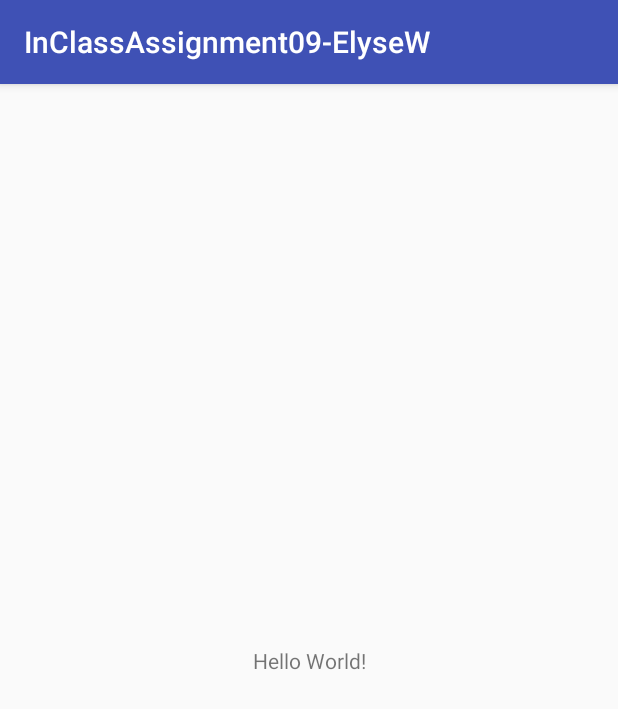
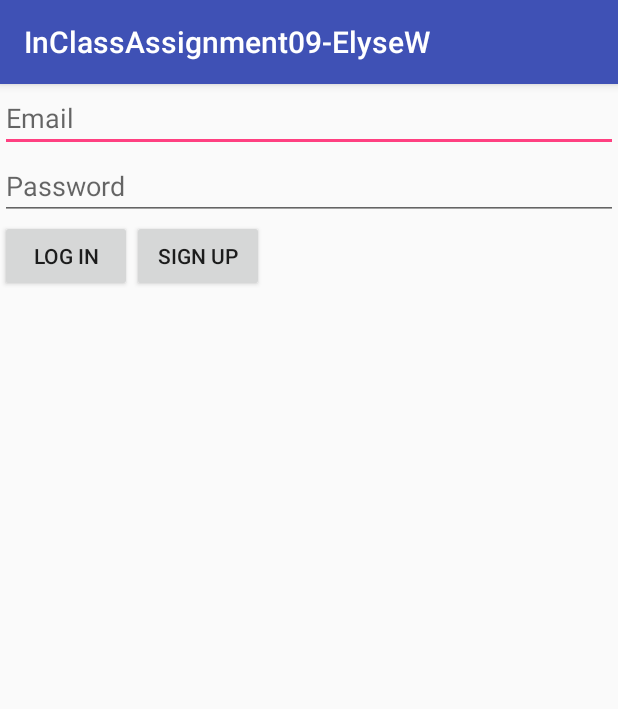
Before and after one commit to eaw2202/InClassAssignment09-ElyseW, an Android app: the screen it shows after launch (MainActivity before the commit, LogIn after it), on a phone screen of 412 x 824 dp. Shown: the top 709 px of the screen. Run offline under Robolectric (Android 15) with nearby library versions, the phone set to English and light mode, and no system bars; our stand-ins replace Firebase (no records; nobody signed in at launch, a user with empty details on screens opened directly); 2 statements that could not run were skipped.

Commit message:
Last Commit

```diff
--- a/app/build.gradle
+++ b/app/build.gradle
@@ -24,11 +24,11 @@ dependencies {
     androidTestCompile('com.android.support.test.espresso:espresso-core:2.2.2', {
         exclude group: 'com.android.support', module: 'support-annotations'
     })
+
     compile 'com.android.support:appcompat-v7:25.3.0'
     compile 'com.android.support.constraint:constraint-layout:1.0.2'
     compile 'com.google.firebase:firebase-database:10.0.1'
     compile 'com.google.firebase:firebase-auth:10.0.1'
-
     testCompile 'junit:junit:4.12'
 }
 apply plugin: 'com.google.gms.google-services'
--- a/app/src/main/AndroidManifest.xml
+++ b/app/src/main/AndroidManifest.xml
@@ -16,6 +16,7 @@
                 <category android:name="android.intent.category.LAUNCHER" />
             </intent-filter>
         </activity>
+        <activity android:name=".LogIn"></activity>
     </application>
 
 </manifest>
--- /dev/null
+++ b/app/src/main/java/com/elysewarren/inclassassignment09_elysew/LogIn.java
@@ -0,0 +1,73 @@
+package com.elysewarren.inclassassignment09_elysew;
+
+import android.os.Bundle;
+import android.support.annotation.NonNull;
+import android.support.v7.app.AppCompatActivity;
+import android.view.View;
+import android.widget.EditText;
+import android.widget.Toast;
+
+import com.google.android.gms.tasks.OnCompleteListener;
+import com.google.android.gms.tasks.Task;
+import com.google.firebase.auth.AuthResult;
+import com.google.firebase.auth.FirebaseAuth;
+
+public class LogIn extends AppCompatActivity {
+    private EditText emailEditText;
+    private EditText passwordEditText;
+
+    private FirebaseAuth auth;
+
+    @Override
+    protected void onCreate(Bundle savedInstanceState) {
+        super.onCreate(savedInstanceState);
+        setContentView(R.layout.activity_log_in);
+
+        emailEditText = (EditText) findViewById(R.id.edit_text_email);
+        passwordEditText = (EditText) findViewById(R.id.edit_text_password);
+
+        auth = FirebaseAuth.getInstance();
+    }
+
+    public void logIn(View view) {
+        String email = emailEditText.getText().toString();
+        String password = passwordEditText.getText().toString();
+
+
+        auth.signInWithEmailAndPassword(email, password)
+                .addOnCompleteListener(this, new OnCompleteListener<AuthResult>() {
+                    @Override
+                    public void onComplete(@NonNull Task<AuthResult> task) {
+                        if (!task.isSuccessful()) {
+                            Toast.makeText(LogIn.this, task.getException().toString(), Toast.LENGTH_SHORT).show();
+                        } else {
+                            Toast.makeText(LogIn.this, task.getResult().getUser().getEmail() + " logged in successful",
+                                    Toast.LENGTH_SHORT).show();
+                            finish();
+                        }
+
+                    }
+                });
+    }
+
+    public void SignUp(View view) {
+        String email = emailEditText.getText().toString();
+        String password = passwordEditText.getText().toString();
+
+        auth.createUserWithEmailAndPassword(email, password)
+                .addOnCompleteListener(this, new OnCompleteListener<AuthResult>() {
+                    @Override
+                    public void onComplete(@NonNull Task<AuthResult> task) {
+                        if (!task.isSuccessful()) {
+                            Toast.makeText(LogIn.this, task.getException().toString(), Toast.LENGTH_SHORT).show();
+                        } else {
+                            Toast.makeText(LogIn.this, task.getResult().getUser().getEmail() + " signed up successful",
+                                    Toast.LENGTH_SHORT).show();
+                            finish();
+                        }
+
+                    }
+                });
+    }
+
+}
--- a/app/src/main/java/com/elysewarren/inclassassignment09_elysew/MainActivity.java
+++ b/app/src/main/java/com/elysewarren/inclassassignment09_elysew/MainActivity.java
@@ -1,13 +1,88 @@
 package com.elysewarren.inclassassignment09_elysew;
 
+import android.content.Intent;
 import android.os.Bundle;
+import android.support.annotation.NonNull;
 import android.support.v7.app.AppCompatActivity;
+import android.view.View;
+import android.widget.EditText;
+
+import com.google.firebase.auth.FirebaseAuth;
+import com.google.firebase.auth.FirebaseUser;
+import com.google.firebase.database.ChildEventListener;
+import com.google.firebase.database.DataSnapshot;
+import com.google.firebase.database.DatabaseError;
+import com.google.firebase.database.DatabaseReference;
+import com.google.firebase.database.FirebaseDatabase;
 
 public class MainActivity extends AppCompatActivity {
+
+    private FirebaseDatabase database = FirebaseDatabase.getInstance();
+    private FirebaseAuth auth = FirebaseAuth.getInstance();
+    private FirebaseAuth.AuthStateListener authListener;
+    private EditText editText;
 
     @Override
     protected void onCreate(Bundle savedInstanceState) {
         super.onCreate(savedInstanceState);
         setContentView(R.layout.activity_main);
+        editText = (EditText) findViewById(R.id.editBox);
+        authListener = new FirebaseAuth.AuthStateListener() {
+            @Override
+            public void onAuthStateChanged(@NonNull FirebaseAuth firebaseAuth) {
+                FirebaseUser user = firebaseAuth.getCurrentUser();
+                if (user == null)
+                    startActivity(new Intent(MainActivity.this, LogIn.class));
+                DatabaseReference userRef = database.getReference(user.getUid());
+                userRef.addChildEventListener(new ChildEventListener() {
+                    @Override
+                    public void onChildAdded(DataSnapshot dataSnapshot, String s) {
+
+                    }
+
+                    @Override
+                    public void onChildChanged(DataSnapshot dataSnapshot, String s) {
+
+                    }
+
+                    @Override
+                    public void onChildRemoved(DataSnapshot dataSnapshot) {
+
+                    }
+
+                    @Override
+                    public void onChildMoved(DataSnapshot dataSnapshot, String s) {
+
+                    }
+
+                    @Override
+                    public void onCancelled(DatabaseError databaseError) {
+
+                    }
+                });
+            }
+        };
+    }
+
+    @Override
+    protected void onStart() {
+        super.onStart();
+        auth.addAuthStateListener(authListener);
+    }
+
+    public void addSomething(View view) {
+        FirebaseUser user = auth.getCurrentUser();
+        DatabaseReference userRef = database.getReference(user.getUid());
+        userRef.push().setValue(editText.getText().toString());
+    }
+
+    @Override
+    public void onStop() {
+        super.onStop();
+        auth.removeAuthStateListener(authListener);
+    }
+
+    public void signOut(View view) {
+        auth.signOut();
     }
 }
--- /dev/null
+++ b/app/src/main/res/layout/activity_log_in.xml
@@ -0,0 +1,41 @@
+<?xml version="1.0" encoding="utf-8"?>
+<LinearLayout xmlns:android="http://schemas.android.com/apk/res/android"
+    xmlns:tools="http://schemas.android.com/tools"
+    android:layout_width="match_parent"
+    android:layout_height="match_parent"
+    android:orientation="vertical"
+    tools:context="com.elysewarren.inclassassignment09_elysew.LogIn">
+
+
+    <EditText
+        android:id="@+id/edit_text_email"
+        android:layout_width="match_parent"
+        android:layout_height="wrap_content"
+        android:hint="Email"
+        android:inputType="textEmailAddress" />
+
+    <EditText
+        android:id="@+id/edit_text_password"
+        android:layout_width="match_parent"
+        android:layout_height="wrap_content"
+        android:hint="Password"
+        android:inputType="textPassword" />
+
+    <LinearLayout
+        android:layout_width="match_parent"
+        android:layout_height="wrap_content"
+        android:orientation="horizontal">
+
+        <Button
+            android:layout_width="wrap_content"
+            android:layout_height="wrap_content"
+            android:onClick="logIn"
+            android:text="Log In" />
+
+        <Button
+            android:layout_width="wrap_content"
+            android:layout_height="wrap_content"
+            android:onClick="SignUp"
+            android:text="Sign Up" />
+    </LinearLayout>
+</LinearLayout>
--- a/app/src/main/res/layout/activity_main.xml
+++ b/app/src/main/res/layout/activity_main.xml
@@ -1,18 +1,27 @@
 <?xml version="1.0" encoding="utf-8"?>
-<android.support.constraint.ConstraintLayout xmlns:android="http://schemas.android.com/apk/res/android"
-    xmlns:app="http://schemas.android.com/apk/res-auto"
+<LinearLayout xmlns:android="http://schemas.android.com/apk/res/android"
     xmlns:tools="http://schemas.android.com/tools"
     android:layout_width="match_parent"
-    android:layout_height="match_parent"
+    android:layout_height="wrap_content"
+    android:orientation="vertical"
     tools:context="com.elysewarren.inclassassignment09_elysew.MainActivity">
 
-    <TextView
+    <EditText
+        android:id="@+id/editBox"
+        android:layout_width="match_parent"
+        android:layout_height="match_parent"
+        android:hint="" />
+
+    <Button
         android:layout_width="wrap_content"
         android:layout_height="wrap_content"
-        android:text="Hello World!"
-        app:layout_constraintBottom_toBottomOf="parent"
-        app:layout_constraintLeft_toLeftOf="parent"
-        app:layout_constraintRight_toRightOf="parent"
-        app:layout_constraintTop_toTopOf="parent" />
+        android:onClick="signOut"
+        android:text="Sign Out" />
 
-</android.support.constraint.ConstraintLayout>
+    <Button
+        android:layout_width="wrap_content"
+        android:layout_height="wrap_content"
+        android:onClick="addSomething"
+        android:text="Add Something" />
+
+</LinearLayout>
```
